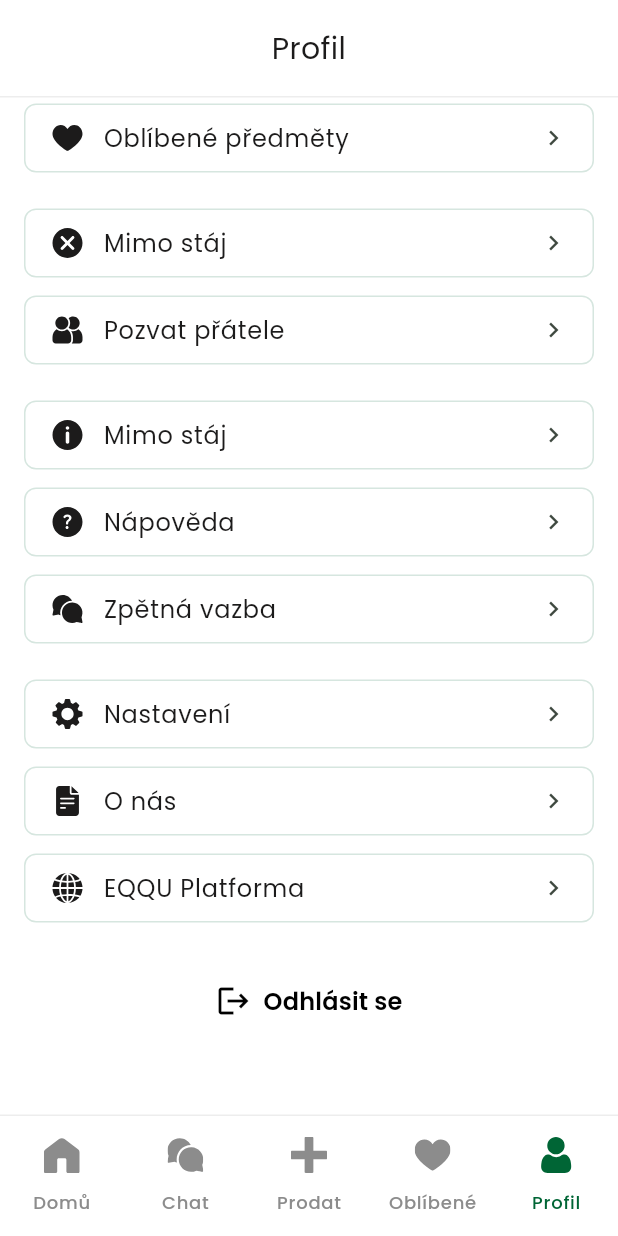
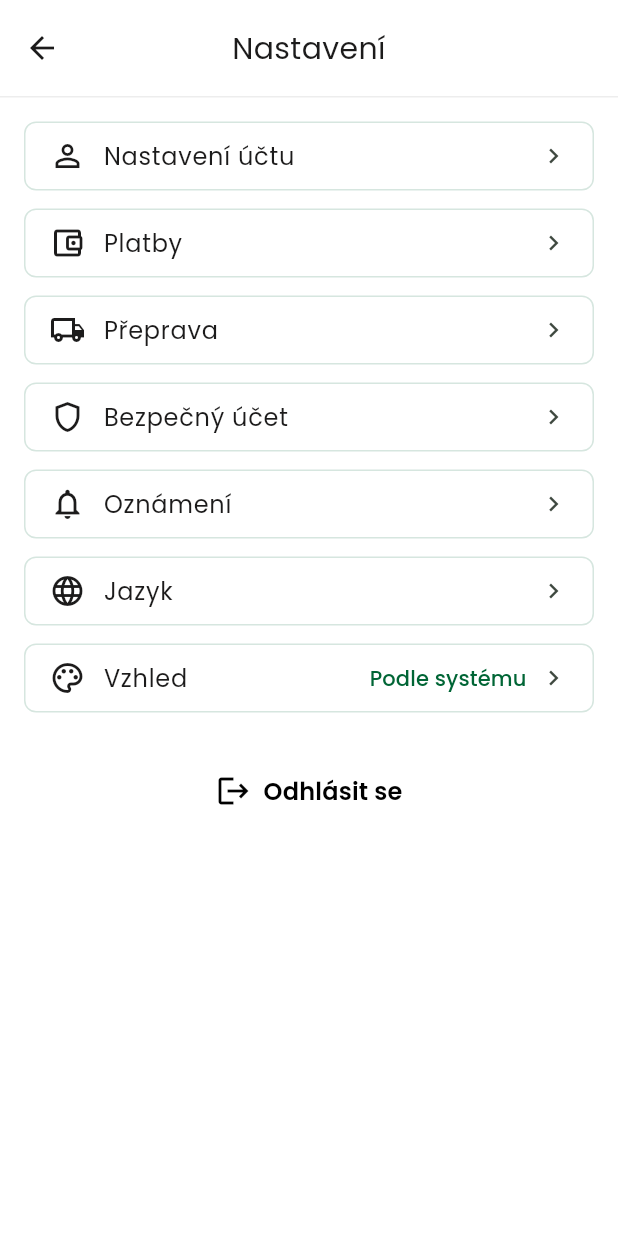
Before and after one commit to martintellinger/eqqu, a Flutter app: the HomeScreen screen opened by its route, item 5 of the bottom bar chosen, scrolled down 400 dp, after a tap on "Nastavení", on a phone screen of 412 x 824 dp. Run offline on Flutter 3.47's test engine with Material 3 defaults, Android fonts, the phone set to English and light mode, and no system bars; our stand-ins replace flutter_svg.

Commit message:
Add settings and appearance screens with functional theme switching
- New SettingsScreen: menu list matching Figma design (account, payments,
  shipping, security, notifications, language, appearance, logout)
- New AppearanceScreen: radio selection for Light mode, Dark mode, Podle systému
- ThemeNotifier: ChangeNotifier managing ThemeMode state globally
- Updated main.dart to use ThemeNotifier for reactive theme switching
- Wired navigation from profile Nastavení menu item to settings screen
- Vzhled item shows current theme mode label in surfaceTint color

https://claude.ai/code/session_012waFykv5wBbLFNTaJFeXrN

```diff
--- a/lib/main.dart
+++ b/lib/main.dart
@@ -1,5 +1,6 @@
 import 'package:flutter/material.dart';
 import 'package:eqqu/theme/app_theme.dart';
+import 'package:eqqu/theme/theme_notifier.dart';
 import 'package:eqqu/screens/splash_screen.dart';
 import 'package:eqqu/screens/registration_screen.dart';
 import 'package:eqqu/screens/login_screen.dart';
@@ -7,12 +8,25 @@ import 'package:eqqu/screens/forgot_password_screen.dart';
 import 'package:eqqu/screens/intro_screen.dart';
 import 'package:eqqu/screens/home_screen.dart';
 
+final themeNotifier = ThemeNotifier();
+
 void main() {
   runApp(const EqquApp());
 }
 
-class EqquApp extends StatelessWidget {
+class EqquApp extends StatefulWidget {
   const EqquApp({super.key});
+
+  @override
+  State<EqquApp> createState() => _EqquAppState();
+}
+
+class _EqquAppState extends State<EqquApp> {
+  @override
+  void initState() {
+    super.initState();
+    themeNotifier.addListener(() => setState(() {}));
+  }
 
   @override
   Widget build(BuildContext context) {
@@ -21,7 +35,7 @@ class EqquApp extends StatelessWidget {
       debugShowCheckedModeBanner: false,
       theme: AppTheme.lightTheme,
       darkTheme: AppTheme.darkTheme,
-      themeMode: ThemeMode.system,
+      themeMode: themeNotifier.themeMode,
       initialRoute: '/',
       routes: {
         '/': (context) => const SplashScreen(),
--- a/lib/screens/profile_screen.dart
+++ b/lib/screens/profile_screen.dart
@@ -4,6 +4,7 @@ import 'package:eqqu/widgets/app_header.dart';
 import 'package:eqqu/screens/seller_profile_screen.dart';
 import 'package:eqqu/screens/my_listings_screen.dart';
 import 'package:eqqu/screens/my_sales_screen.dart';
+import 'package:eqqu/screens/settings_screen.dart';
 
 class ProfileScreen extends StatelessWidget {
   const ProfileScreen({super.key});
@@ -68,7 +69,9 @@ class ProfileScreen extends StatelessWidget {
                     const SizedBox(height: 24),
 
                     // Menu group 4
-                    _buildMenuItem(cs, 'assets/icons/nastaveni.svg', 'Nastavení'),
+                    _buildMenuItem(cs, 'assets/icons/nastaveni.svg', 'Nastavení', onTap: () {
+                      Navigator.push(context, MaterialPageRoute(builder: (_) => const SettingsScreen()));
+                    }),
                     const SizedBox(height: 12),
                     _buildMenuItem(cs, 'assets/icons/o nas.svg', 'O nás'),
                     const SizedBox(height: 12),
--- /dev/null
+++ b/lib/screens/settings_screen.dart
@@ -0,0 +1,200 @@
+import 'package:flutter/material.dart';
+import 'package:eqqu/widgets/app_header.dart';
+import 'package:eqqu/main.dart';
+import 'package:eqqu/screens/appearance_screen.dart';
+
+class SettingsScreen extends StatefulWidget {
+  const SettingsScreen({super.key});
+
+  @override
+  State<SettingsScreen> createState() => _SettingsScreenState();
+}
+
+class _SettingsScreenState extends State<SettingsScreen> {
+  @override
+  void initState() {
+    super.initState();
+    themeNotifier.addListener(_onThemeChanged);
+  }
+
+  @override
+  void dispose() {
+    themeNotifier.removeListener(_onThemeChanged);
+    super.dispose();
+  }
+
+  void _onThemeChanged() => setState(() {});
+
+  @override
+  Widget build(BuildContext context) {
+    final cs = Theme.of(context).colorScheme;
+
+    return Scaffold(
+      body: Column(
+        children: [
+          SafeArea(
+            bottom: false,
+            child: const AppHeader(title: 'Nastavení', showBack: true),
+          ),
+          Expanded(
+            child: SingleChildScrollView(
+              child: Padding(
+                padding: const EdgeInsets.all(16),
+                child: Column(
+                  children: [
+                    _buildMenuItem(
+                      cs,
+                      Icons.person_outline,
+                      'Nastavení účtu',
+                    ),
+                    const SizedBox(height: 12),
+                    _buildMenuItem(
+                      cs,
+                      Icons.account_balance_wallet_outlined,
+                      'Platby',
+                    ),
+                    const SizedBox(height: 12),
+                    _buildMenuItem(
+                      cs,
+                      Icons.local_shipping_outlined,
+                      'Přeprava',
+                    ),
+                    const SizedBox(height: 12),
+                    _buildMenuItem(
+                      cs,
+                      Icons.shield_outlined,
+                      'Bezpečný účet',
+                    ),
+                    const SizedBox(height: 12),
+                    _buildMenuItem(
+                      cs,
+                      Icons.notifications_outlined,
+                      'Oznámení',
+                    ),
+                    const SizedBox(height: 12),
+                    _buildMenuItem(
+                      cs,
+                      Icons.language,
+                      'Jazyk',
+                    ),
+                    const SizedBox(height: 12),
+                    _buildMenuItem(
+                      cs,
+                      Icons.palette_outlined,
+                      'Vzhled',
+                      trailingText: themeNotifier.label,
+                      onTap: () async {
+                        await Navigator.push(
+                          context,
+                          MaterialPageRoute(
+                            builder: (_) => const AppearanceScreen(),
+                          ),
+                        );
+                      },
+                    ),
+                    const SizedBox(height: 24),
+                    _buildLogoutButton(cs),
+                  ],
+                ),
+              ),
+            ),
+          ),
+        ],
+      ),
+    );
+  }
+
+  Widget _buildMenuItem(
+    ColorScheme cs,
+    IconData icon,
+    String label, {
+    String? trailingText,
+    VoidCallback? onTap,
+  }) {
+    return Container(
+      decoration: BoxDecoration(
+        border: Border.all(color: cs.outlineVariant),
+        borderRadius: BorderRadius.circular(8),
+      ),
+      child: Material(
+        color: Colors.transparent,
+        child: InkWell(
+          borderRadius: BorderRadius.circular(8),
+          onTap: onTap ?? () {},
+          child: Padding(
+            padding: const EdgeInsets.symmetric(horizontal: 16, vertical: 10),
+            child: Row(
+              children: [
+                Icon(icon, size: 24, color: cs.onSurface),
+                const SizedBox(width: 12),
+                Expanded(
+                  child: Text(
+                    label,
+                    style: TextStyle(
+                      fontFamily: 'Poppins',
+                      fontSize: 16,
+                      fontWeight: FontWeight.w400,
+                      color: cs.onSurface,
+                      letterSpacing: 0.5,
+                      height: 24 / 16,
+                    ),
+                  ),
+                ),
+                if (trailingText != null) ...[
+                  Text(
+                    trailingText,
+                    style: TextStyle(
+                      fontFamily: 'Poppins',
+                      fontSize: 14,
+                      fontWeight: FontWeight.w500,
+                      color: cs.surfaceTint,
+                      letterSpacing: 0.1,
+                      height: 20 / 14,
+                    ),
+                  ),
+                  const SizedBox(width: 8),
+                ],
+                Icon(Icons.chevron_right, size: 20, color: cs.onSurfaceVariant),
+              ],
+            ),
+          ),
+        ),
+      ),
+    );
+  }
+
+  Widget _buildLogoutButton(ColorScheme cs) {
+    return SizedBox(
+      width: double.infinity,
+      height: 56,
+      child: TextButton(
+        onPressed: () {
+          Navigator.pushNamedAndRemoveUntil(context, '/login', (_) => false);
+        },
+        style: TextButton.styleFrom(
+          shape: RoundedRectangleBorder(
+            borderRadius: BorderRadius.circular(16),
+          ),
+        ),
+        child: Row(
+          mainAxisAlignment: MainAxisAlignment.center,
+          children: [
+            Icon(Icons.logout, size: 24, color: cs.secondary),
+            const SizedBox(width: 8),
+            Text(
+              'Odhlásit se',
+              style: TextStyle(
+                fontFamily: 'Poppins',
+                fontSize: 16,
+                fontWeight: FontWeight.w600,
+                color: cs.secondary,
+                letterSpacing: 0.15,
+                height: 24 / 16,
+              ),
+            ),
+          ],
+        ),
+      ),
+    );
+  }
+}
--- /dev/null
+++ b/lib/theme/theme_notifier.dart
@@ -0,0 +1,23 @@
+import 'package:flutter/material.dart';
+
+class ThemeNotifier extends ChangeNotifier {
+  ThemeMode _themeMode = ThemeMode.system;
+
+  ThemeMode get themeMode => _themeMode;
+
+  void setThemeMode(ThemeMode mode) {
+    _themeMode = mode;
+    notifyListeners();
+  }
+
+  String get label {
+    switch (_themeMode) {
+      case ThemeMode.light:
+        return 'Light mode';
+      case ThemeMode.dark:
+        return 'Dark mode';
+      case ThemeMode.system:
+        return 'Podle systému';
+    }
+  }
+}
```
Also changed, not shown: lib/screens/appearance_screen.dart (added, +97 -0 lines).
